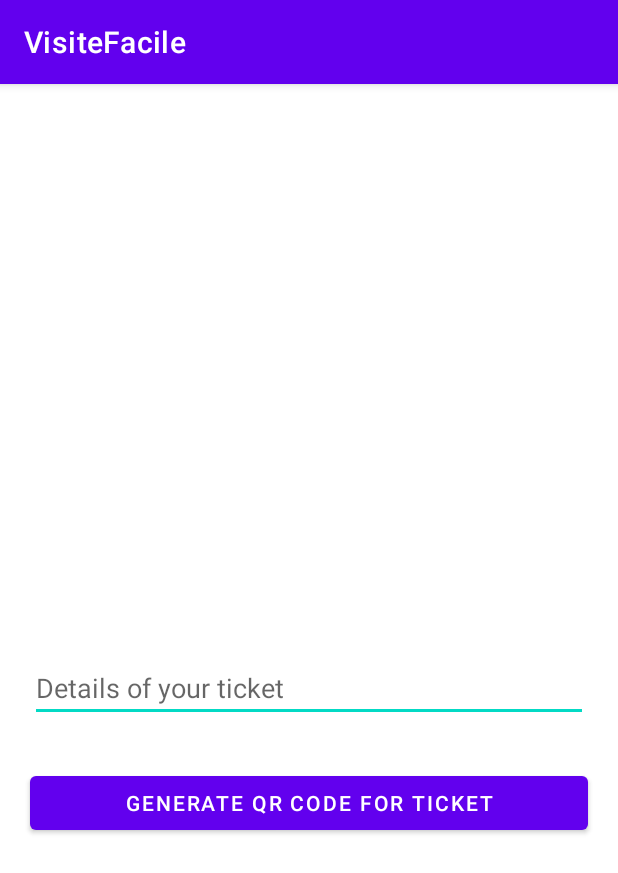
After one commit to HSR05/W22G2_VisiteFacile, an Android app: the Ticket_QR screen opened directly, with no data from a screen before it, on a phone screen of 412 x 824 dp. The commit adds this screen. Shown: the top 873 px of the screen. Run offline under Robolectric (Android 15) with nearby library versions, the phone set to English and light mode, and no system bars; libraries missing offline, so code that uses them is left out: androidmads.library.qrgenearator; Roboto replaces fonts that are not available here.

Commit message:
QR code generator for ticket details. | Bundle to be passed left.

```diff
--- a/VisiteFacile/app/build.gradle
+++ b/VisiteFacile/app/build.gradle
@@ -53,6 +53,8 @@ dependencies {
     androidTestImplementation 'androidx.test.espresso:espresso-core:3.4.0'
     implementation "androidx.constraintlayout:constraintlayout:2.1.0"
 
+    implementation "androidmads.library.qrgenearator:QRGenearator:1.0.3"
+
     def room_version = "2.4.2"
 
     implementation "androidx.room:room-runtime:$room_version"
--- a/VisiteFacile/app/src/main/java/com/example/visitefacile/Splash_Screen.java
+++ b/VisiteFacile/app/src/main/java/com/example/visitefacile/Splash_Screen.java
@@ -41,7 +41,7 @@ public class Splash_Screen extends AppCompatActivity {
             @Override
             public void run() {
 
-                Intent intent = new Intent(Splash_Screen.this, RegisterActivity.class);
+                Intent intent = new Intent(Splash_Screen.this, MainActivity.class);
                 startActivity(intent);
 
             }
--- /dev/null
+++ b/VisiteFacile/app/src/main/java/com/example/visitefacile/Ticket_QR.java
@@ -0,0 +1,87 @@
+package com.example.visitefacile;
+
+import android.graphics.Bitmap;
+import android.graphics.Point;
+import android.os.Bundle;
+import android.text.TextUtils;
+import android.util.Log;
+import android.view.Display;
+import android.view.View;
+import android.view.WindowManager;
+import android.widget.Button;
+import android.widget.EditText;
+import android.widget.ImageView;
+import android.widget.Toast;
+import androidx.appcompat.app.AppCompatActivity;
+import com.google.zxing.WriterException;
+import androidmads.library.qrgenearator.QRGContents;
+import androidmads.library.qrgenearator.QRGEncoder;
+
+public class Ticket_QR extends AppCompatActivity {
+
+    private ImageView qrCodeIV;
+    private EditText dataEdt;
+    private Button generateQrBtn;
+    Bitmap bitmap;
+    QRGEncoder qrgEncoder;
+
+    @Override
+    protected void onCreate(Bundle savedInstanceState) {
+        super.onCreate(savedInstanceState);
+        setContentView(R.layout.activity_ticket_qr);
+
+        // initializing all variables.
+        qrCodeIV = findViewById(R.id.idIVQrcode);
+        dataEdt = findViewById(R.id.idEdt);
+        generateQrBtn = findViewById(R.id.idBtnGenerateQR);
+
+        // initializing onclick listener for button.
+        generateQrBtn.setOnClickListener(new View.OnClickListener() {
+            @Override
+            public void onClick(View v) {
+                if (TextUtils.isEmpty(dataEdt.getText().toString())) {
+
+                    // if the edittext inputs are empty then execute
+                    // this method showing a toast message.
+                    Toast.makeText(Ticket_QR.this, "Enter some text to generate QR Code", Toast.LENGTH_SHORT).show();
+                } else {
+                    // below line is for getting
+                    // the windowmanager service.
+                    WindowManager manager = (WindowManager) getSystemService(WINDOW_SERVICE);
+
+                    // initializing a variable for default display.
+                    Display display = manager.getDefaultDisplay();
+
+                    // creating a variable for point which
+                    // is to be displayed in QR Code.
+                    Point point = new Point();
+                    display.getSize(point);
+
+                    // getting width and
+                    // height of a point
+                    int width = point.x;
+                    int height = point.y;
+
+                    // generating dimension from width and height.
+                    int dimen = width < height ? width : height;
+                    dimen = dimen * 3 / 4;
+
+                    // setting this dimensions inside our qr code
+                    // encoder to generate our qr code.
+                    qrgEncoder = new QRGEncoder(dataEdt.getText().toString(), null, QRGContents.Type.TEXT, dimen);
+                    try {
+                        // getting our qrcode in the form of bitmap.
+                        bitmap = qrgEncoder.encodeAsBitmap();
+                        // the bitmap is set inside our image
+                        // view using .setimagebitmap method.
+                        qrCodeIV.setImageBitmap(bitmap);
+                    } catch (WriterException e) {
+                        // this method is called for
+                        // exception handling.
+                        Log.e("Tag", e.toString());
+                    }
+                }
+            }
+        });
+    }
+}
--- /dev/null
+++ b/VisiteFacile/app/src/main/res/layout/activity_ticket_qr.xml
@@ -0,0 +1,44 @@
+<?xml version="1.0" encoding="utf-8"?>
+<RelativeLayout
+    xmlns:android="http://schemas.android.com/apk/res/android"
+    xmlns:tools="http://schemas.android.com/tools"
+    android:layout_width="match_parent"
+    android:layout_height="match_parent"
+    tools:context=".MainActivity">
+
+    <!--We are using this image
+        view to display our QR code-->
+    <ImageView
+        android:id="@+id/idIVQrcode"
+        android:layout_width="300dp"
+        android:layout_height="300dp"
+        android:layout_centerHorizontal="true"
+        android:layout_marginTop="50dp"
+        android:contentDescription="@string/qr_code" />
+
+    <!--Edit text to enter text
+        for creating a QR code-->
+    <EditText
+        android:id="@+id/idEdt"
+        android:layout_width="match_parent"
+        android:layout_height="wrap_content"
+        android:layout_below="@id/idIVQrcode"
+        android:layout_marginStart="20dp"
+        android:layout_marginTop="30dp"
+        android:layout_marginEnd="20dp"
+        android:autofillHints=""
+        android:hint="@string/enter_your_info"
+        android:inputType="text" />
+
+    <!--Button for creating a QR code-->
+    <Button
+        android:id="@+id/idBtnGenerateQR"
+        android:layout_width="match_parent"
+        android:layout_height="wrap_content"
+        android:layout_below="@id/idEdt"
+        android:layout_marginStart="20dp"
+        android:layout_marginTop="30dp"
+        android:layout_marginEnd="20dp"
+        android:text="@string/generate_qr_code" />
+
+</RelativeLayout>
--- a/VisiteFacile/app/src/main/res/values/strings.xml
+++ b/VisiteFacile/app/src/main/res/values/strings.xml
@@ -45,6 +45,9 @@
     <string name="confirm">"Confirm: "</string>
     <string name="buttonViewCities">View Top Rated Cities</string>
     <string name="cityTitleString">--Most Top Rated Cities--</string>
+    <string name="qr_code">Qr Code</string>
+    <string name="enter_your_info">Details of your ticket</string>
+    <string name="generate_qr_code">Generate QR code for ticket</string>
     <string-array name="Cities">
         <item>Paris</item>
         <item>London</item>
@@ -54,6 +57,4 @@
     </string-array>
 
 
-
-
 </resources>
```
Also changed, not shown: VisiteFacile/app/src/main/AndroidManifest.xml (+12 -8 lines).
